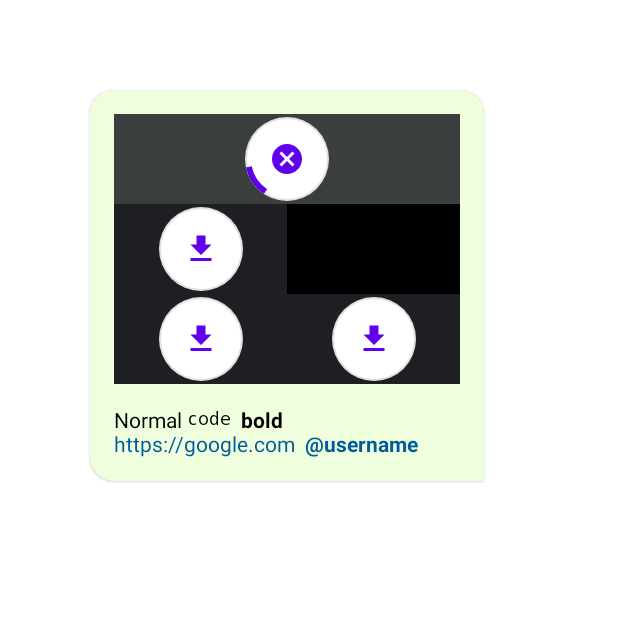
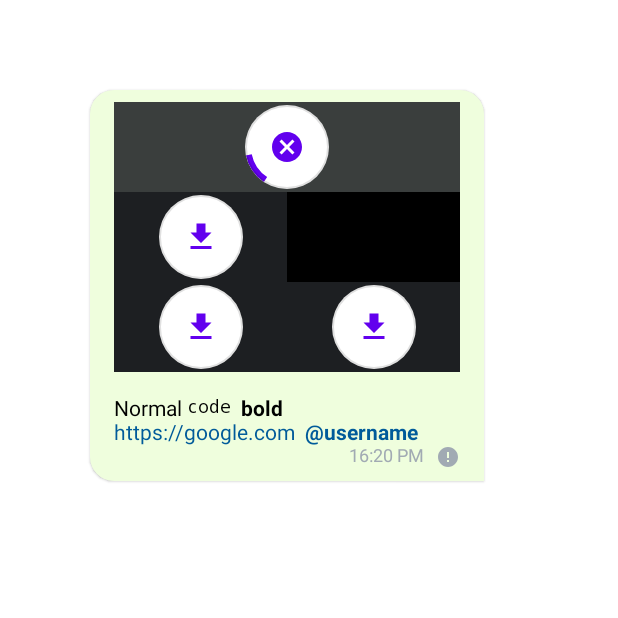
Before and after one commit to Mahmudxon/Telegram-UI-Clone, an Android app built with Jetpack Compose: the screen it shows after launch (PreviewActivity), on a phone screen of 412 x 824 dp, the top half of it. Run offline under Robolectric (Android 15) with nearby library versions, the phone set to English and light mode, and no system bars; our stand-ins replace Dagger/Hilt's generated code; pictures from the network do not load.

Commit message:
Fix Message Status

```diff
--- a/app/src/main/AndroidManifest.xml
+++ b/app/src/main/AndroidManifest.xml
@@ -5,7 +5,7 @@
     <uses-permission android:name="android.permission.INTERNET" />
 
     <application
-        android:name=".presentation.BaseApplication"
+        android:name=".application.BaseApplication"
         android:allowBackup="true"
         android:icon="@mipmap/ic_launcher"
         android:label="@string/AppName"
--- a/app/src/main/kotlin/uz/uniconsoft/messanger/presentation/BaseApplication.kt
+++ b/app/src/main/kotlin/uz/uniconsoft/messanger/application/BaseApplication.kt
@@ -1,4 +1,4 @@
-package uz.uniconsoft.messanger.presentation
+package uz.uniconsoft.messanger.application
 
 import android.app.Application
 import androidx.compose.runtime.CompositionLocalProvider
@@ -11,6 +11,5 @@ class BaseApplication : Application() {
     override fun onCreate() {
         super.onCreate()
         // Start app()
-
     }
 }
--- a/app/src/main/kotlin/uz/uniconsoft/messanger/business/application/FileManger.kt
+++ b/app/src/main/kotlin/uz/uniconsoft/messanger/application/FileManger.kt
@@ -1,4 +1,4 @@
-package uz.uniconsoft.messanger.business.application
+package uz.uniconsoft.messanger.application
 
 import android.content.Context
 import uz.uniconsoft.messanger.business.domain.model.Attachment
--- a/app/src/main/kotlin/uz/uniconsoft/messanger/business/domain/model/Message.kt
+++ b/app/src/main/kotlin/uz/uniconsoft/messanger/business/domain/model/Message.kt
@@ -76,6 +76,7 @@ class Message(
         const val STATUS_WAITING = 0L
         const val STATUS_SENT = 1L
         const val STATUS_SEEN = 2L
+        const val STATUS_ERROR = 3L
     }
 
     object Progress {
--- a/app/src/main/kotlin/uz/uniconsoft/messanger/di/app/ApplicationModule.kt
+++ b/app/src/main/kotlin/uz/uniconsoft/messanger/di/app/ApplicationModule.kt
@@ -6,7 +6,7 @@ import dagger.Provides
 import dagger.hilt.InstallIn
 import dagger.hilt.android.qualifiers.ApplicationContext
 import dagger.hilt.components.SingletonComponent
-import uz.uniconsoft.messanger.business.application.FileManger
+import uz.uniconsoft.messanger.application.FileManger
 import uz.uniconsoft.messanger.business.domain.util.IFileManager
 
 @InstallIn(SingletonComponent::class)
--- a/app/src/main/kotlin/uz/uniconsoft/messanger/presentation/PreviewActivity.kt
+++ b/app/src/main/kotlin/uz/uniconsoft/messanger/presentation/PreviewActivity.kt
@@ -90,6 +90,7 @@ class PreviewActivity : AppCompatActivity() {
             message.type = Message.Type.TYPE_PHOTO
             message.attachment = photos
             message.text = "Normal `code`  *bold*   https://google.com  @username"
+            message.status = Message.Status.STATUS_ERROR
 
             CompositionLocalProvider(LocalThemeManager provides themeManger) {
                 LazyColumn(modifier = Modifier.fillMaxSize())
--- a/app/src/main/kotlin/uz/uniconsoft/messanger/presentation/component/Message.kt
+++ b/app/src/main/kotlin/uz/uniconsoft/messanger/presentation/component/Message.kt
@@ -6,13 +6,9 @@ import androidx.compose.foundation.layout.*
 import androidx.compose.foundation.shape.CircleShape
 import androidx.compose.foundation.shape.RoundedCornerShape
 import androidx.compose.foundation.text.ClickableText
-import androidx.compose.material.Card
-import androidx.compose.material.CircularProgressIndicator
-import androidx.compose.material.Icon
-import androidx.compose.material.OutlinedButton
+import androidx.compose.material.*
 import androidx.compose.material.icons.Icons
-import androidx.compose.material.icons.filled.Cancel
-import androidx.compose.material.icons.filled.Download
+import androidx.compose.material.icons.filled.*
 import androidx.compose.runtime.Composable
 import androidx.compose.runtime.getValue
 import androidx.compose.ui.Alignment
@@ -22,10 +18,10 @@ import androidx.compose.ui.graphics.Color
 import androidx.compose.ui.layout.ContentScale
 import androidx.compose.ui.text.TextStyle
 import androidx.compose.ui.unit.dp
+import androidx.compose.ui.unit.sp
 import coil.compose.AsyncImage
 import uz.uniconsoft.messanger.business.domain.model.Attachment
 import uz.uniconsoft.messanger.business.domain.model.Message
-import uz.uniconsoft.messanger.business.domain.util.LocalFileManager
 import uz.uniconsoft.messanger.business.domain.util.messageFormatter
 import uz.uniconsoft.messanger.presentation.theme.LocalThemeManager
 import uz.uniconsoft.messanger.presentation.theme.Theme
@@ -135,7 +131,7 @@ fun MessagePhotoItem(photo: Attachment.Photo, click: (() -> Unit)) {
         }
         is AttachmentState.Downloaded -> {
             AsyncImage(
-                model =   photo.thumbnail, // LocalFileManager.current.getAttachmentDownloadedPath(photo),
+                model = photo.thumbnail, // LocalFileManager.current.getAttachmentDownloadedPath(photo),
                 contentDescription = null,
                 modifier = Modifier.fillMaxWidth(),
                 contentScale = ContentScale.FillWidth
@@ -183,12 +179,17 @@ fun MessagePhotoItems(images: List<Attachment.Photo>, click: (Attachment.Photo)
 fun MessageContent(
     message: Message, theme: Theme,
     annotationClick: ((annotationTag: String, annotationItem: String) -> Unit),
-    attachmentClick: ((attachment: Attachment) -> Unit)
+    attachmentClick: ((attachment: Attachment) -> Unit),
+    isOwnMessage: Boolean = false
 ) {
+
+    val captionColor = if (isOwnMessage) theme.chatOwnCaption else theme.chatCaption
+
     Column(
         modifier = Modifier
             .fillMaxWidth()
-            .padding(16.dp)
+            .padding(top = 8.dp, start = 16.dp, end = 16.dp, bottom = 8.dp),
+        horizontalAlignment = Alignment.End
     ) {
         when (message.type) {
             Message.Type.TYPE_PHOTO -> {
@@ -201,6 +202,23 @@ fun MessageContent(
             Spacer(modifier = Modifier.height(16.dp))
 
         TextMessageContent(message = message, theme = theme, onClick = annotationClick)
+
+        Row {
+            Text(text = "16:20 PM", color = captionColor, modifier = Modifier.padding(end = 8.dp), fontSize = 12.sp)
+            val statusIcon = when (message.status) {
+                Message.Status.STATUS_SENT -> Icons.Default.Done
+                Message.Status.STATUS_SEEN -> Icons.Default.DoneAll
+                Message.Status.STATUS_WAITING -> Icons.Default.Timer
+                else -> Icons.Default.Error
+            }
+
+            Icon(
+                imageVector = statusIcon,
+                contentDescription = "Message Status",
+                modifier = Modifier.width(16.dp),
+                tint = captionColor
+            )
+        }
     }
 }
 
```
